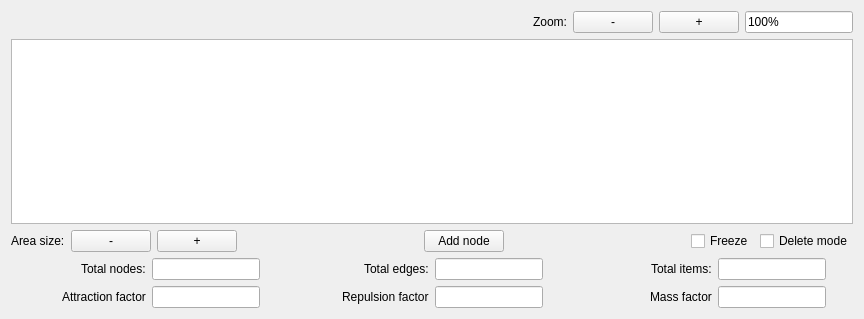
The window that Sources/App/CourseUnitViewer/courseunitviewer.ui (timattt/Cognitia-II) describes before a commit, drawn with Qt 5.
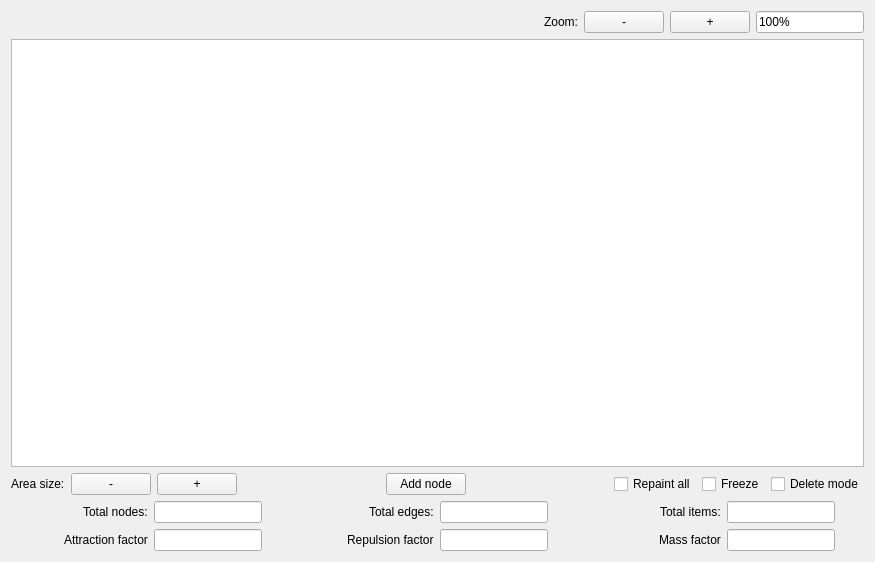
The same window after the commit.

Diff of the .ui file:
```diff
--- a/Sources/App/CourseUnitViewer/courseunitviewer.ui
+++ b/Sources/App/CourseUnitViewer/courseunitviewer.ui
@@ -6,8 +6,8 @@
    <rect>
     <x>0</x>
     <y>0</y>
-    <width>864</width>
-    <height>319</height>
+    <width>875</width>
+    <height>562</height>
    </rect>
   </property>
   <property name="windowTitle">
@@ -125,6 +125,13 @@
        </property>
       </spacer>
      </item>
+     <item>
+      <widget class="QCheckBox" name="repaintAll">
+       <property name="text">
+        <string>Repaint all</string>
+       </property>
+      </widget>
+     </item>
      <item alignment="Qt::AlignRight">
       <widget class="QCheckBox" name="freezeCheckbox">
        <property name="text">
```
